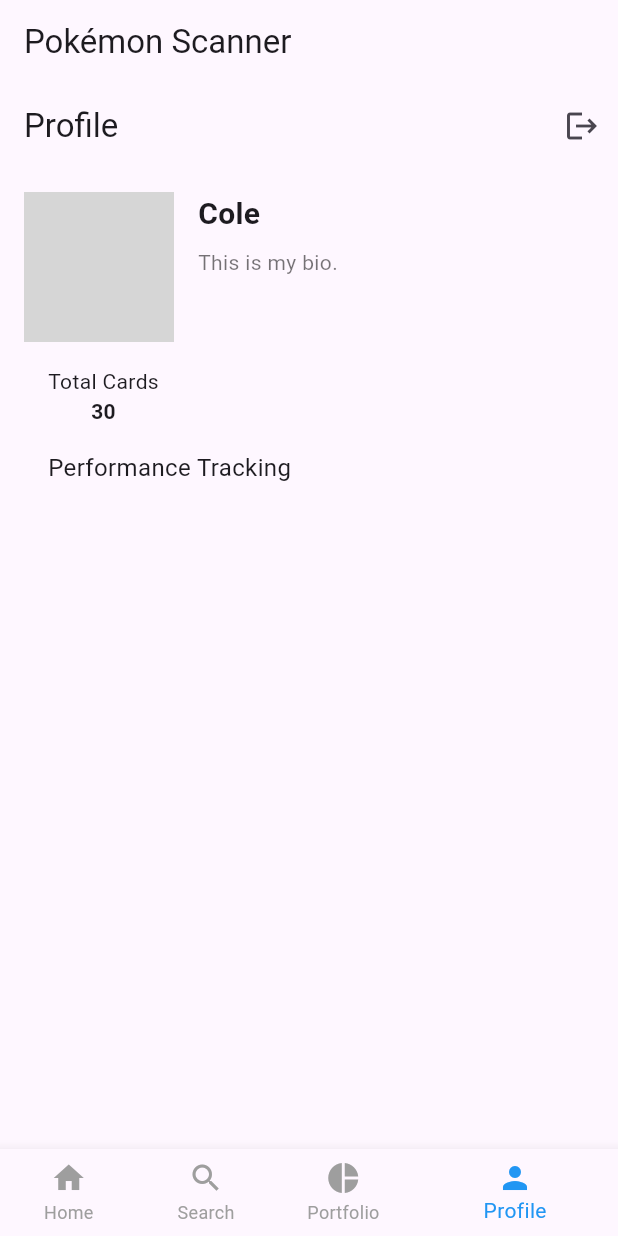
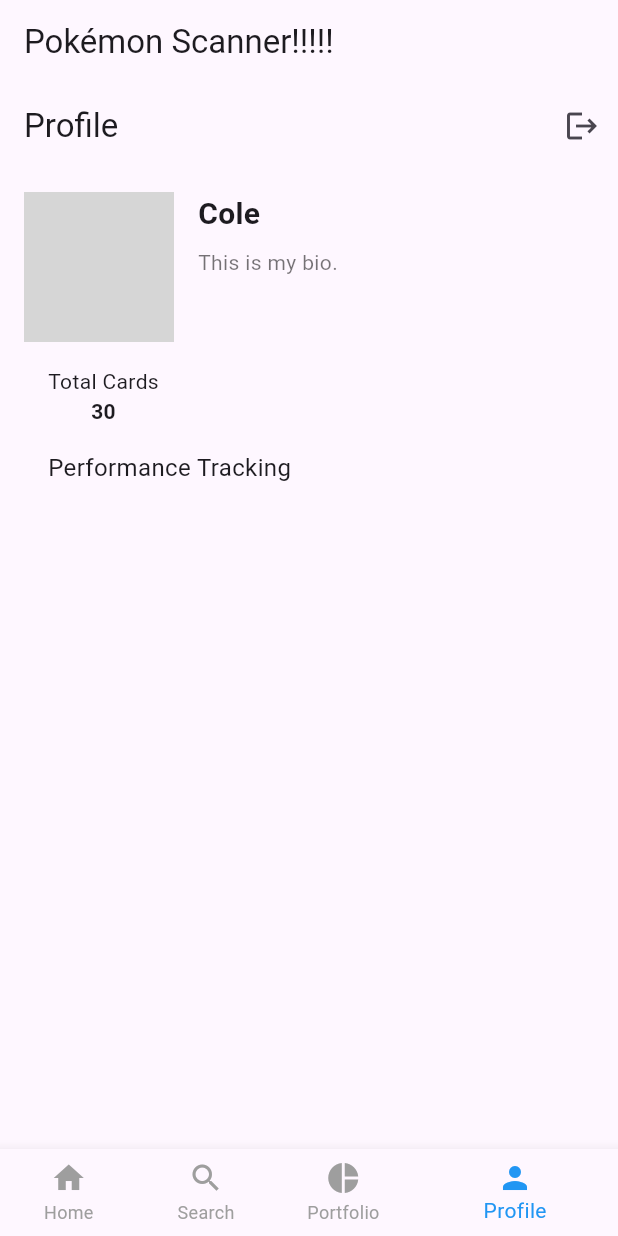
Before and after one commit to colecrawley/pokemon_card_scanner_app, a Flutter app: the screen it shows after launch, item 4 of the bottom bar chosen, on a phone screen of 412 x 824 dp. Run offline on Flutter 3.47's test engine with Material 3 defaults, Android fonts, the light colour scheme and no system bars; network calls fail; grey boxes are pictures that could not be loaded.

Commit message:
test commit

```diff
--- a/lib/screens/home_page.dart
+++ b/lib/screens/home_page.dart
@@ -27,7 +27,7 @@
   Widget build(BuildContext context) {
     return Scaffold(
       appBar: AppBar(
-        title: const Text('Pokémon Scanner'),
+        title: const Text('Pokémon Scanner!!!!!'),
       ),
       body: _getSelectedPage(_selectedIndex), // Display the selected page
       bottomNavigationBar: BottomNavigationBar(
```
